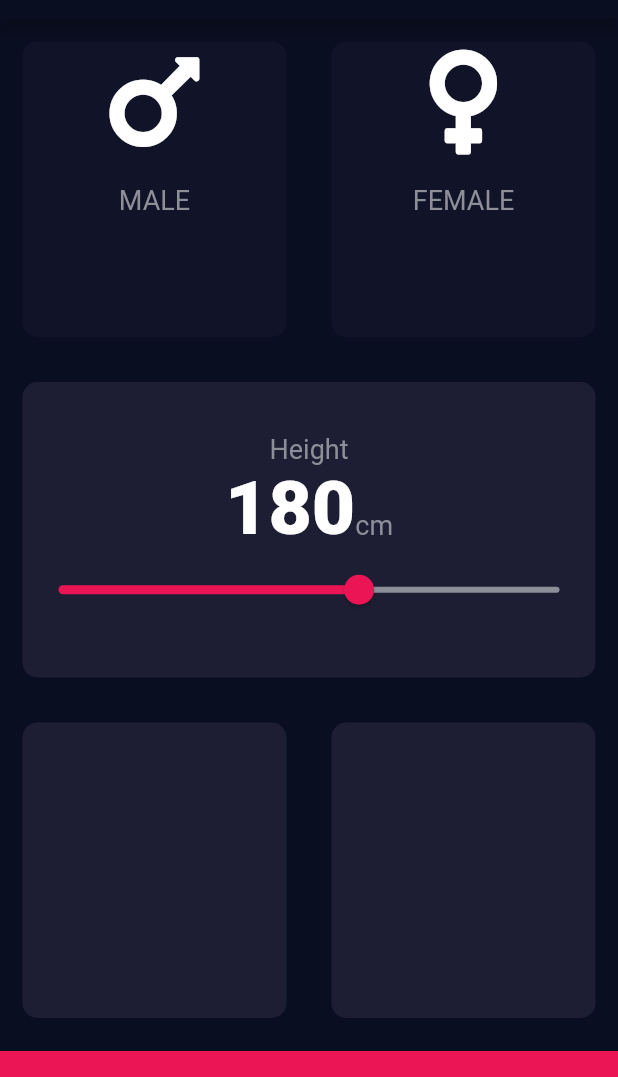
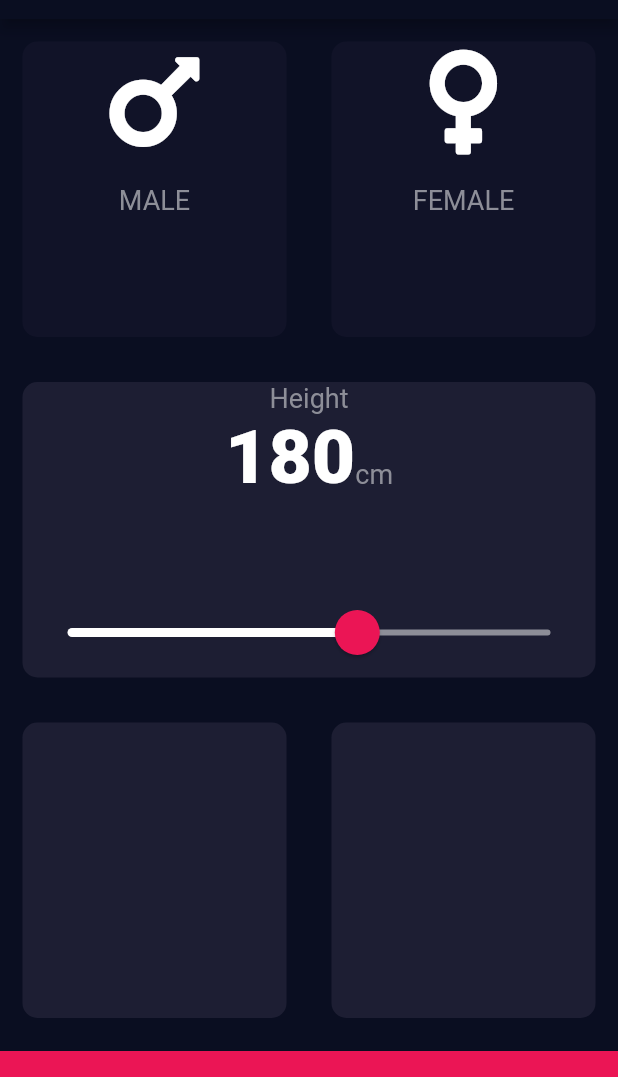
Before and after one commit to ahmadrana24/BMI-Calculator, a Flutter app: the screen it shows after launch, on a phone screen of 412 x 824 dp, the part 65-1142 px from its top. Run offline on Flutter 3.47's test engine with Material 2 defaults, Android fonts, the phone set to English and light mode, and no system bars; our stand-ins replace font_awesome_flutter.

```diff
--- a/lib/Input_page.dart
+++ b/lib/Input_page.dart
@@ -68,7 +68,8 @@ class _InputPageState extends State<InputPage> {
                     "Height",
                     style: labelTextStyle,
                   ),
-                  Row(
+                  Expanded(
+                    child: Row(
                       mainAxisAlignment: MainAxisAlignment.center,
                       crossAxisAlignment: CrossAxisAlignment.baseline,
                       textBaseline: TextBaseline.alphabetic,
@@ -83,17 +84,26 @@ class _InputPageState extends State<InputPage> {
                         )
                       ],
                     ),
-                  Slider(
+                  ),
+                  SliderTheme(
+                    data: SliderTheme.of(context).copyWith(
+                      activeTrackColor: Colors.white,
+                      thumbColor: Color(0xFFEB1555),
+                      overlayColor: Color(0x29EB1555),
+                      thumbShape: RoundSliderThumbShape(enabledThumbRadius: 15),
+                      overlayShape: RoundSliderOverlayShape(overlayRadius: 30),
+                    ),
+                    child: Slider(
                       value: height.toDouble(),
                       max: 220,
                       min: 120,
-                    activeColor: Color(0xFFEB1555),
                       inactiveColor: Color(0xFF8D8E98),
                       onChanged: (double newValue) {
                         setState(() {
                           height = newValue.round();
                         });
                       },
+                    ),
                   ),
                 ],
               ),
```
Lines whose indentation alone changed are shown as unchanged.
